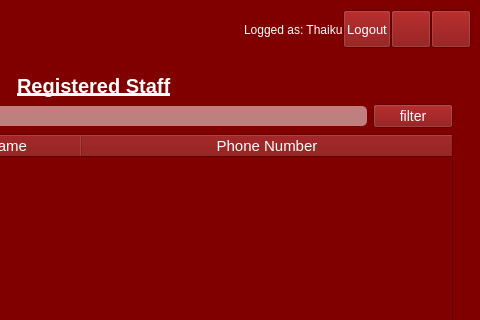
Above: UI/main2.ui from thaikum/Library-management before the change; both pictures show x 597 to 1077 and y 0 to 320 of the 1077 by 503 pixel window. Below: the same form after it.
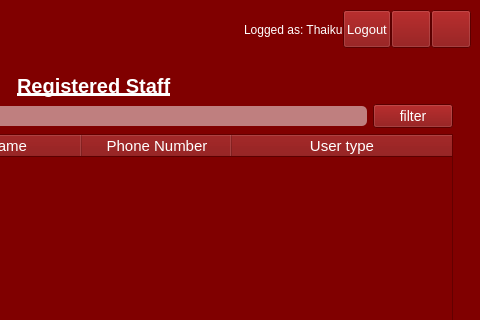
That is the form after the change. Icons and pictures are not drawn.

What changed in the file:
```diff
--- a/UI/main2.ui
+++ b/UI/main2.ui
@@ -1196,6 +1196,11 @@
                <string>Phone Number</string>
               </property>
              </column>
+             <column>
+              <property name="text">
+               <string>User type</string>
+              </property>
+             </column>
             </widget>
            </item>
            <item>
```
Left out of the diff: 4 changed lines with no effect on the pictures.
